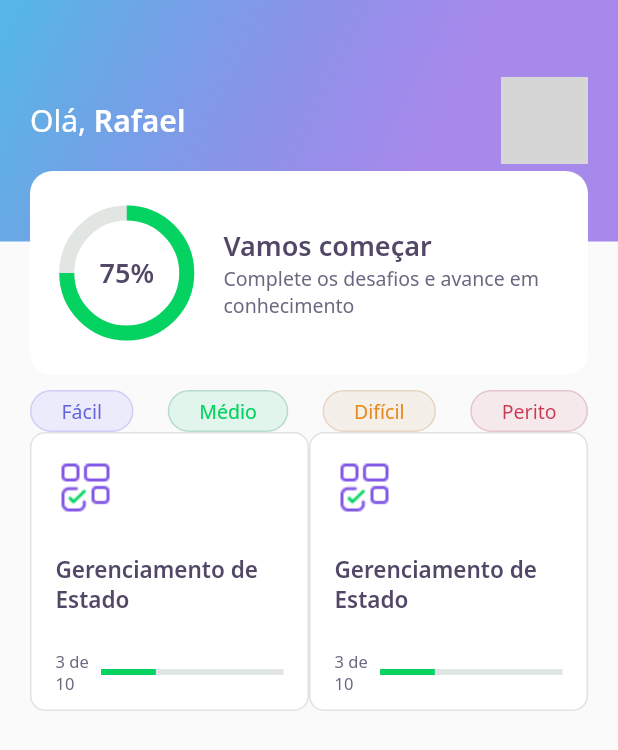
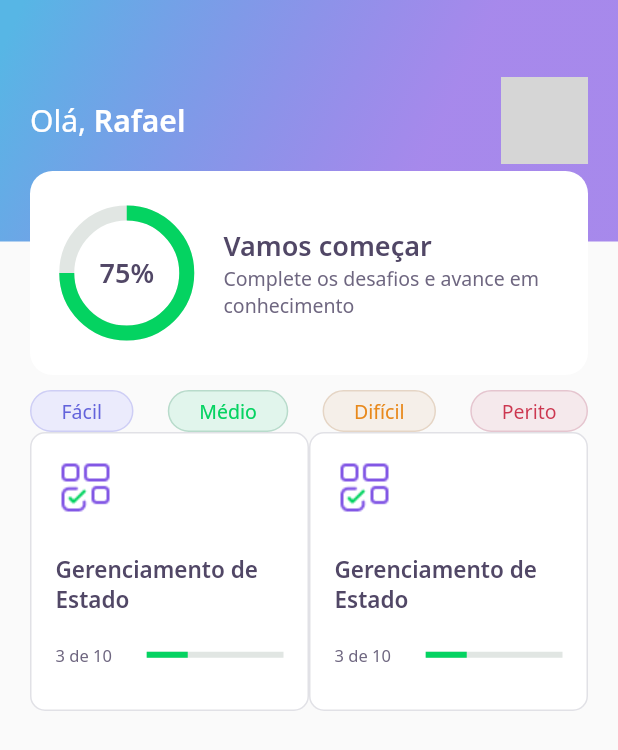
Before and after one commit to RafaelWerner/DevQuiz, a Flutter app: the screen it shows after launch, on a phone screen of 412 x 824 dp. Shown: the top 750 px of the screen. Run offline on Flutter 3.47's test engine with Material 2 defaults, Android fonts, the phone set to English and light mode, and no system bars; our stand-ins replace google_fonts; network calls fail; grey boxes are pictures that could not be loaded.

Commit message:
Corrige espaçamentos

```diff
--- a/lib/home/widgets/quiz_card/quiz_card_widget.dart
+++ b/lib/home/widgets/quiz_card/quiz_card_widget.dart
@@ -33,19 +33,19 @@ class QuizCardWidget extends StatelessWidget {
             style: AppTextStyles.heading15,
           ),
           SizedBox(
-            height: 24,
+            height: 20,
           ),
           Row(
             children: [
               Expanded(
-                flex: 1,
+                flex: 2,
                 child: Text(
                   "3 de 10",
                   style: AppTextStyles.body11,
                 ),
               ),
               Expanded(
-                flex: 4,
+                flex: 3,
                 child: LinearProgressIndicator(
                   value: .3,
                   backgroundColor: AppColors.chartSecondary,
```
